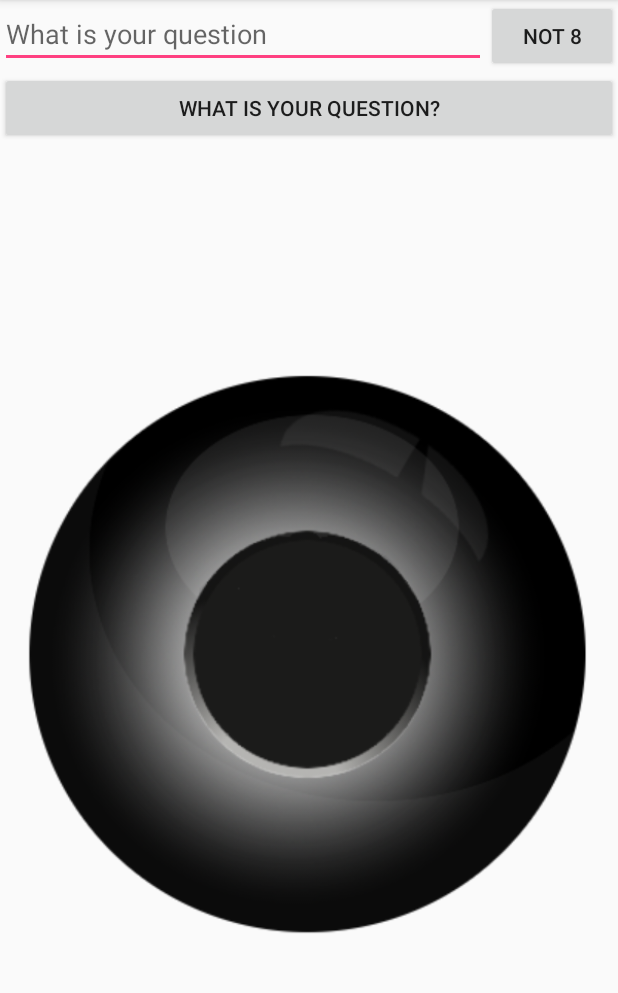
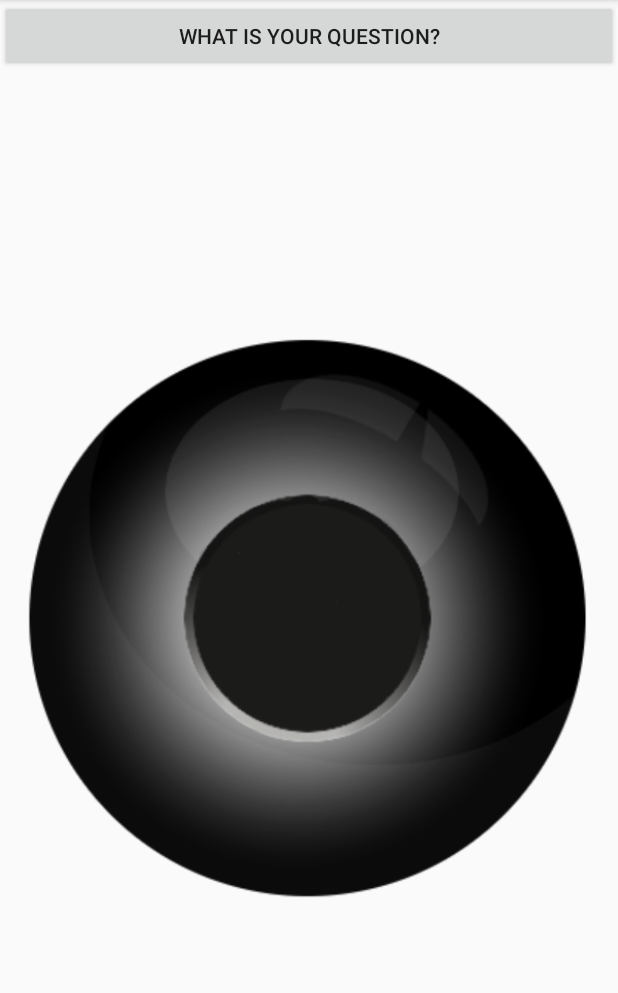
Before and after one commit to yulppuma/CodingEveryDay, an Android app: the screen it shows after launch (MainActivity), on a phone screen of 412 x 824 dp, the part 84-1077 px from its top. Run offline under Robolectric (Android 15) with nearby library versions, the phone set to English and light mode, and no system bars.

Commit message:
Took out search bar and first button; added img

```diff
--- a/AndroidAppsJava/Magic_8-ball/app/src/main/java/com/example/yulpuma/magic_8_ball/DisplayMessageActivity.java
+++ b/AndroidAppsJava/Magic_8-ball/app/src/main/java/com/example/yulpuma/magic_8_ball/DisplayMessageActivity.java
@@ -7,7 +7,7 @@ import android.view.ViewGroup;
 import android.widget.TextView;
 
 public class DisplayMessageActivity extends AppCompatActivity {
-
+    //This was just practice; I already created the activity so to avoid any problems i just left it
     @Override
     protected void onCreate(Bundle savedInstanceState) {
         super.onCreate(savedInstanceState);
--- a/AndroidAppsJava/Magic_8-ball/app/src/main/res/layout/activity_main.xml
+++ b/AndroidAppsJava/Magic_8-ball/app/src/main/res/layout/activity_main.xml
@@ -6,20 +6,7 @@
     android:layout_width="match_parent"
     android:layout_height="match_parent"
     android:layout_gravity="top">
-    <LinearLayout
-        android:layout_width="match_parent"
-        android:layout_height="wrap_content">
-        <EditText android:id="@+id/edit_message"
-            android:layout_weight="1"
-            android:layout_width="wrap_content"
-            android:layout_height="wrap_content"
-            android:hint="@string/edit_message" />
-        <Button
-            android:layout_width="wrap_content"
-            android:layout_height="wrap_content"
-            android:text="@string/button_send"
-            android:onClick="sendMessage" />
-        </LinearLayout>
+
     <Button android:id="@+id/button_8"
         android:layout_width="match_parent"
         android:layout_height="wrap_content"
```
Also changed, not shown: AndroidAppsJava/Magic_8-ball/app/src/main/java/com/example/yulpuma/magic_8_ball/MainActivity.java (+2 -16 lines).
